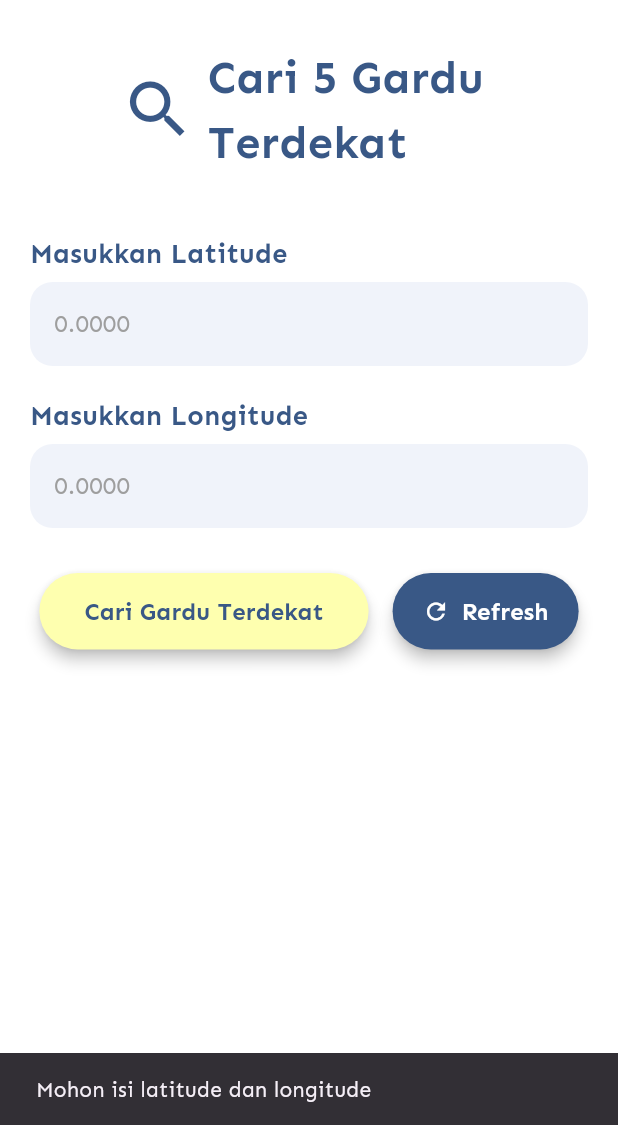
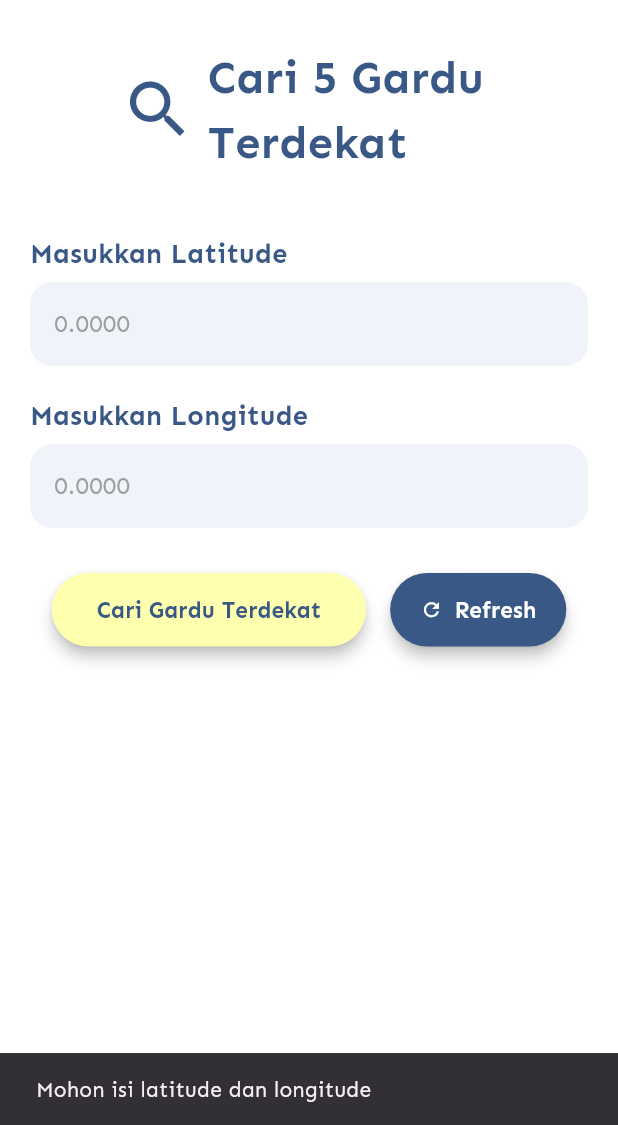
Before and after one commit to Momolpnl/bentara-1, a Flutter app: the CariTrafoPage screen opened directly, after a tap on "Cari Gardu Terdekat", on a phone screen of 412 x 824 dp, the part 111-1236 px from its top. Run offline on Flutter 3.47's test engine with Material 3 defaults, Android fonts, the phone set to English and light mode, and no system bars; our stand-ins replace csv, dropdown_search, file_picker; missing offline and left inert: excel.

Commit message:
commit 2

```diff
--- a/lib/cari_gardu.dart
+++ b/lib/cari_gardu.dart
@@ -1,7 +1,6 @@
 import 'package:flutter/material.dart';
-import 'package:flutter/services.dart' show rootBundle;
-import 'package:csv/csv.dart';
 import 'dart:math';
+import 'data_service.dart';
 
 class Trafo {
   final String unitUp;
@@ -79,11 +78,9 @@ class _CariTrafoPageState extends State<CariTrafoPage> {
   }
 
   Future<void> loadCsvData() async {
-    final rawData = await rootBundle.loadString("assets/data/data.csv");
-    List<List<dynamic>> csvTable = const CsvToListConverter().convert(rawData);
-
+    final rows = await DataService.loadData(); // ambil dari DataService
     setState(() {
-      daftarTrafo = csvTable.skip(1).map((row) => Trafo.fromCsv(row)).toList();
+      daftarTrafo = rows.skip(1).map((row) => Trafo.fromCsv(row)).toList();
     });
   }
 
@@ -235,9 +232,9 @@ class _CariTrafoPageState extends State<CariTrafoPage> {
                     ),
                     child: isLoading
                         ? const SizedBox(
-                            width: 20, height: 20, child: CircularProgressIndicator(strokeWidth: 2))
+                            width: 15, height: 15, child: CircularProgressIndicator(strokeWidth: 2))
                         : const Text("Cari Gardu Terdekat",
-                            style: TextStyle(fontSize: 16, fontWeight: FontWeight.bold)),
+                            style: TextStyle(fontSize: 15, fontWeight: FontWeight.bold)),
                   ),
                   const SizedBox(width: 16),
                   ElevatedButton.icon(
@@ -249,9 +246,9 @@ class _CariTrafoPageState extends State<CariTrafoPage> {
                       shape: RoundedRectangleBorder(borderRadius: BorderRadius.circular(30)),
                       elevation: 4,
                     ),
-                    icon: const Icon(Icons.refresh, size: 18),
+                    icon: const Icon(Icons.refresh, size: 15),
                     label: const Text("Refresh",
-                        style: TextStyle(fontSize: 16, fontWeight: FontWeight.bold)),
+                        style: TextStyle(fontSize: 15, fontWeight: FontWeight.bold)),
                   ),
                 ],
               ),
--- /dev/null
+++ b/lib/data_service.dart
@@ -0,0 +1,95 @@
+import 'dart:io';
+import 'package:csv/csv.dart';
+import 'package:path_provider/path_provider.dart';
+import 'package:excel/excel.dart';
+import 'package:flutter/services.dart' show rootBundle;
+
+class DataService {
+  static const expectedHeader = [
+    "UNIT UP",
+    "NOMOR GARDU",
+    "NAMA GARDU",
+    "ALAMAT",
+    "LATITUDE",
+    "LONGITUDE",
+    "KAPASITAS TRAFO (kVA)",
+    "FEEDER",
+    "Pemakaian (%)",
+    "I rata-rata (A)",
+    "Unbalanced (%)",
+    "Update",
+  ];
+
+  // Lokasi file lokal
+  static Future<File> _localFile() async {
+    final dir = await getApplicationDocumentsDirectory();
+    return File('${dir.path}/data.csv');
+  }
+
+  // Load data (prioritas lokal, fallback asset)
+  static Future<List<List<dynamic>>> loadData() async {
+    try {
+      final file = await _localFile();
+      String content;
+
+      if (await file.exists()) {
+        // 🔹 baca dari file lokal
+        content = await file.readAsString();
+      } else {
+        // 🔹 kalau belum ada file lokal, ambil dari asset bawaan
+        content = await rootBundle.loadString("assets/data/data.csv");
+      }
+
+      return const CsvToListConverter().convert(content);
+    } catch (e) {
+      return [];
+    }
+  }
+
+  // Parse file CSV/XLSX hasil upload
+  static Future<List<List<dynamic>>> parseFile(File file) async {
+    if (file.path.endsWith(".csv")) {
+      final content = await file.readAsString();
+      return const CsvToListConverter().convert(content);
+    } else if (file.path.endsWith(".xlsx")) {
+      final bytes = await file.readAsBytes();
+      final excel = Excel.decodeBytes(bytes);
+      final sheet = excel.tables.keys.first;
+      return excel.tables[sheet]!.rows;
+    }
+    throw "Format file tidak didukung";
+  }
+
+  // Simpan data ke lokal
+  static Future<void> saveData(List<List<dynamic>> rows) async {
+    final file = await _localFile();
+
+    // 🔹 Pastikan header ada di baris pertama
+    List<List<dynamic>> allRows = [];
+    if (_rowEqualsHeader(rows.first)) {
+      allRows = rows; // sudah ada header
+    } else {
+      allRows = [expectedHeader, ...rows]; // tambahkan header default
+    }
+
+    final csv = const ListToCsvConverter().convert(allRows);
+    await file.writeAsString(csv);
+  }
+
+  // Bersihkan data
+  static Future<void> clearData() async {
+    final file = await _localFile();
+    if (await file.exists()) {
+      await file.delete();
+    }
+  }
+
+  // 🔹 Cek apakah baris sama persis dengan header
+  static bool _rowEqualsHeader(List<dynamic> row) {
+    if (row.length != expectedHeader.length) return false;
+    for (int i = 0; i < expectedHeader.length; i++) {
+      if (row[i].toString().trim() != expectedHeader[i]) return false;
+    }
+    return true;
+  }
+}
--- a/lib/hitung_jarak_manual.dart
+++ b/lib/hitung_jarak_manual.dart
@@ -243,7 +243,7 @@ class _HitungJarakManualPageState extends State<HitungJarakManualPage> {
               if (jarak != null)
                 Padding(
                   padding: const EdgeInsets.symmetric(
-                      horizontal: 100, vertical: 50),
+                      horizontal: 50, vertical: 20),
                   child: Container(
                     padding: const EdgeInsets.all(16),
                     decoration: BoxDecoration(
@@ -273,7 +273,7 @@ class _HitungJarakManualPageState extends State<HitungJarakManualPage> {
                         Text(
                           "${jarak!.toStringAsFixed(2)} km",
                           style: const TextStyle(
-                            fontSize: 36,
+                            fontSize: 35,
                             fontFamily: 'Sen',
                             fontWeight: FontWeight.w800,
                             color: Color(0xFF395886),
--- a/lib/home.dart
+++ b/lib/home.dart
@@ -4,7 +4,6 @@ import 'hitung_jarak_manual.dart';
 import 'cari_gardu.dart';
 import 'kelola_data.dart';
 import 'informasi_ulp.dart';
-
 
 void main() {
   runApp(const MyApp());
--- a/lib/main.dart
+++ b/lib/main.dart
@@ -1,5 +1,5 @@
 import 'package:flutter/material.dart';
-import 'hitung_jarak_manual.dart';
+import 'splash.dart';
 
 void main() {
   runApp(const MyApp());
@@ -15,7 +15,7 @@ class MyApp extends StatelessWidget {
       theme: ThemeData(
         fontFamily: 'Sen',
       ),
-      home: const HitungJarakManualPage(),
+      home: const SplashPage(),
     );
   }
 }
--- a/pubspec.yaml
+++ b/pubspec.yaml
@@ -1,4 +1,4 @@
-name: trafocals
+name: bentara
 description: "A new Flutter project."
 # The following line prevents the package from being accidentally published to
 # pub.dev using `flutter pub publish`. This is preferred for private packages.
@@ -40,8 +40,9 @@ dev_dependencies:
   flutter_test:
     sdk: flutter
   csv: ^5.0.0
+  excel: ^4.0.6
   path_provider: ^2.1.5
-  file_picker: ^8.0.0
+  file_picker: ^5.3.2
   dropdown_search: ^5.0.6
 
 
```
Also changed, not shown: lib/hitung_jarak.dart (+4 -7 lines), lib/kelola_data.dart (+55 -42 lines), assets/data/data.csv, pubspec.lock, 1 other file.
